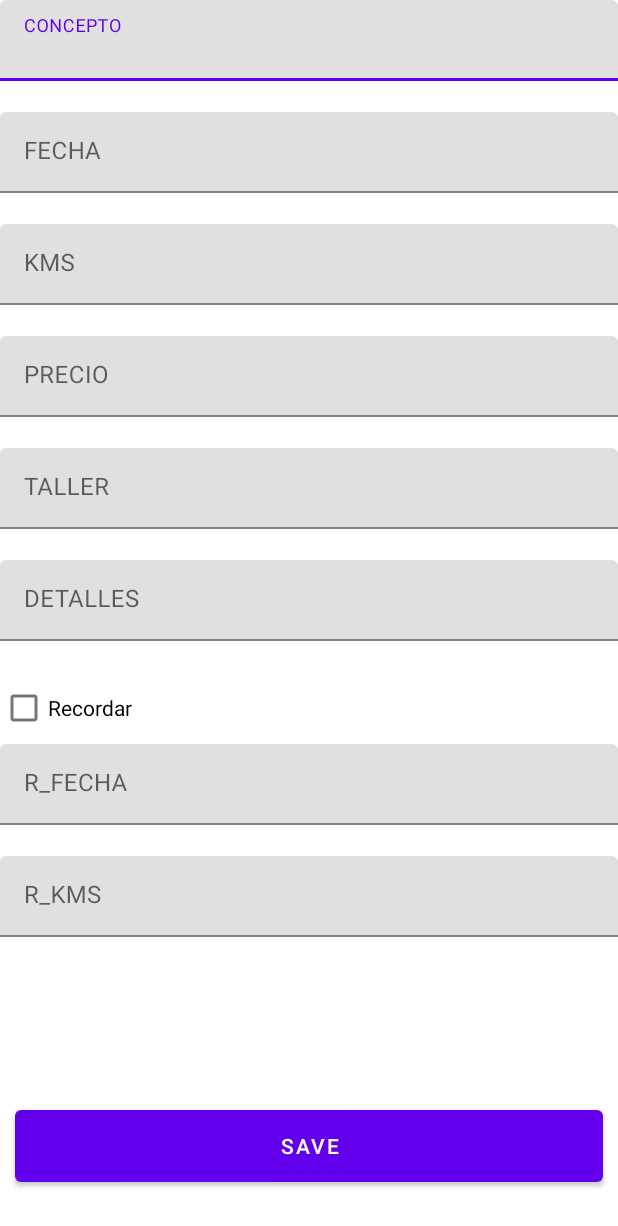
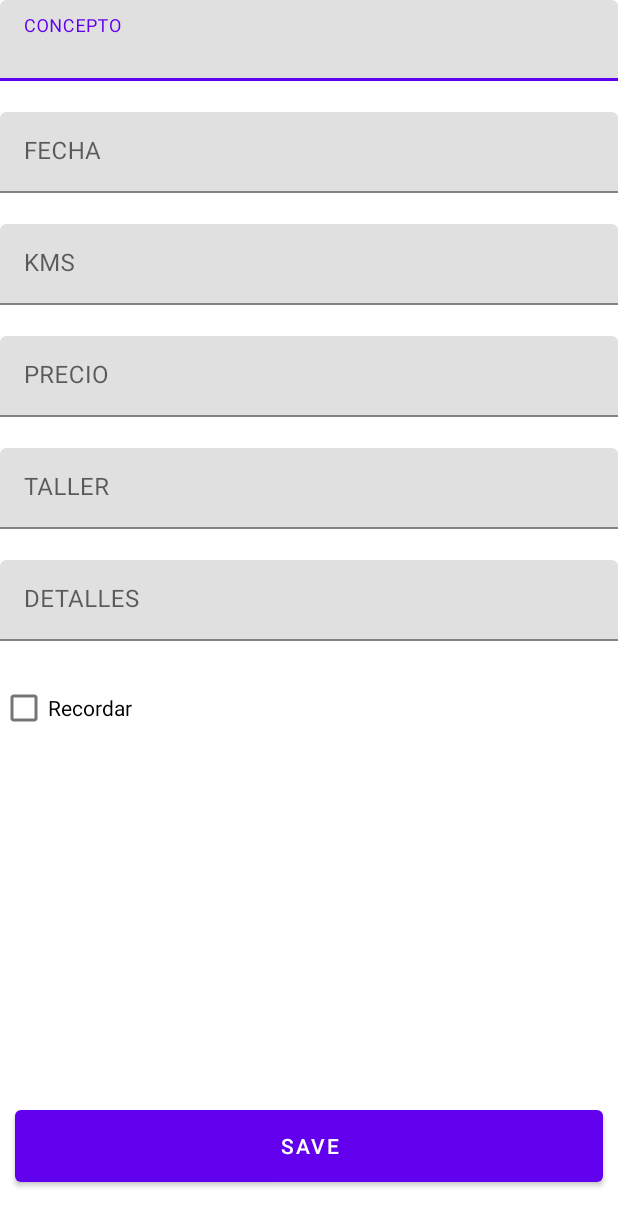
Before and after one commit to aguilera93/MantenimientoGaraje, an Android app: the layout fragment_new_concept_vehicle.xml on its own in the app's theme, with its tools: preview values and no code run, on a phone screen of 412 x 824 dp. Shown: the top 1226 px of the screen. Run offline under Robolectric (Android 15) with nearby library versions, the phone set to English and light mode, and no system bars.

Commit message:
Init commit

```diff
--- a/app/src/main/java/aguilera/code/mantenimientogaraje/MainFragment.kt
+++ b/app/src/main/java/aguilera/code/mantenimientogaraje/MainFragment.kt
@@ -114,7 +114,8 @@ class MainFragment : Fragment(), VehicleClickInterface, VehicleDeleteIconClickIn
         }
     }
 
-    fun changeFragmentActionBar(){
-        (activity as MainActivity).changeActionBar("Listado de Vehiculos","")
+    fun changeFragmentActionBar() {
+        (activity as MainActivity).changeActionBar("Listado de Vehiculos", "")
     }
+
 }
--- a/app/src/main/res/layout/fragment_new_concept_vehicle.xml
+++ b/app/src/main/res/layout/fragment_new_concept_vehicle.xml
@@ -126,43 +126,16 @@
         app:layout_constraintTop_toBottomOf="@+id/etDetallesCLay"
         tools:ignore="MissingConstraints" />
 
-    <com.google.android.material.textfield.TextInputLayout
-        android:id="@+id/etRFechaLay"
-        style="@style/Widget.MaterialComponents.TextInputLayout.FilledBox.Dense"
+    <DatePicker
+        android:id="@+id/dpRDate"
         android:layout_width="match_parent"
         android:layout_height="wrap_content"
-        android:hint="R_FECHA"
-        app:errorEnabled="true"
+        android:calendarViewShown="false"
+        android:datePickerMode="spinner"
+        android:visibility="invisible"
         app:layout_constraintEnd_toEndOf="parent"
         app:layout_constraintStart_toStartOf="parent"
-        app:layout_constraintTop_toBottomOf="@+id/cbRecordar">
-
-        <com.google.android.material.textfield.TextInputEditText
-            android:id="@+id/etRFecha"
-            android:layout_width="match_parent"
-            android:layout_height="wrap_content"
-            android:enabled="false" />
-
-    </com.google.android.material.textfield.TextInputLayout>
-
-    <com.google.android.material.textfield.TextInputLayout
-        android:id="@+id/etRKMSLay"
-        style="@style/Widget.MaterialComponents.TextInputLayout.FilledBox.Dense"
-        android:layout_width="match_parent"
-        android:layout_height="wrap_content"
-        android:hint="R_KMS"
-        app:errorEnabled="true"
-        app:layout_constraintEnd_toEndOf="parent"
-        app:layout_constraintStart_toStartOf="parent"
-        app:layout_constraintTop_toBottomOf="@+id/etRFechaLay">
-
-        <com.google.android.material.textfield.TextInputEditText
-            android:id="@+id/etRKMS"
-            android:layout_width="match_parent"
-            android:layout_height="wrap_content"
-            android:enabled="false" />
-
-    </com.google.android.material.textfield.TextInputLayout>
+        app:layout_constraintTop_toBottomOf="@+id/cbRecordar" />
 
     <com.google.android.material.button.MaterialButton
         android:id="@+id/btnSave"
```
Also changed, not shown: app/src/main/java/aguilera/code/mantenimientogaraje/NewConceptVehicleFragment.kt (+51 -25 lines), app/src/main/java/aguilera/code/mantenimientogaraje/ShowVehicleFragment.kt (+4 -19 lines), app/src/main/java/aguilera/code/mantenimientogaraje/data/db/entity/Concepto.kt (+6 -4 lines).
